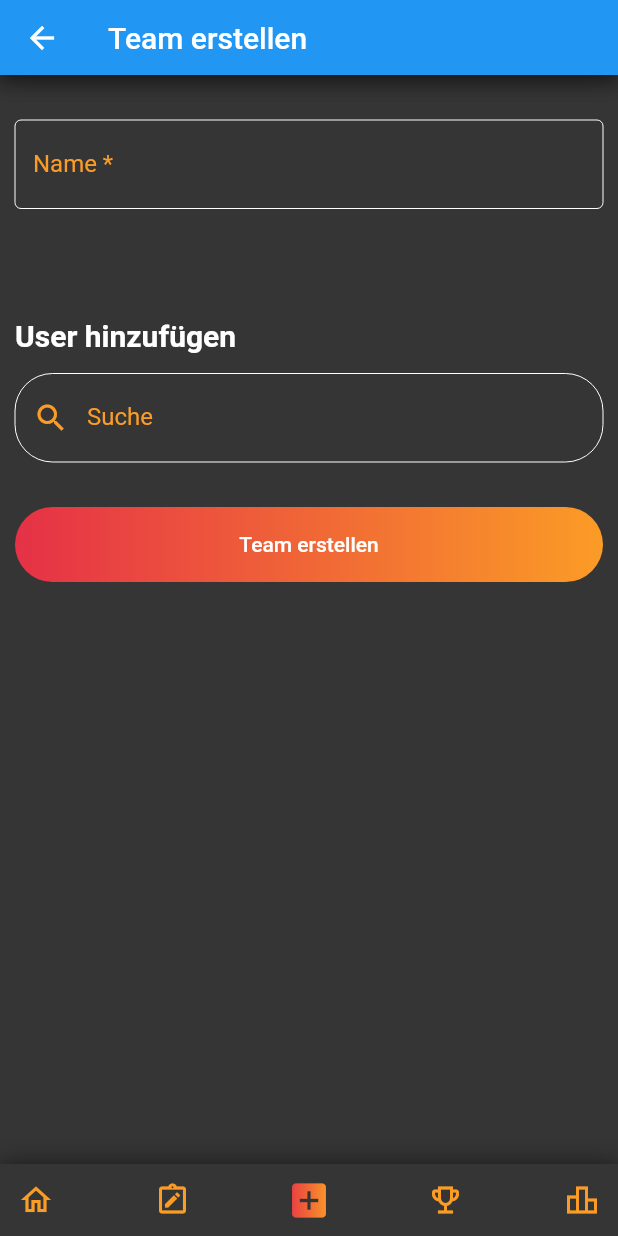
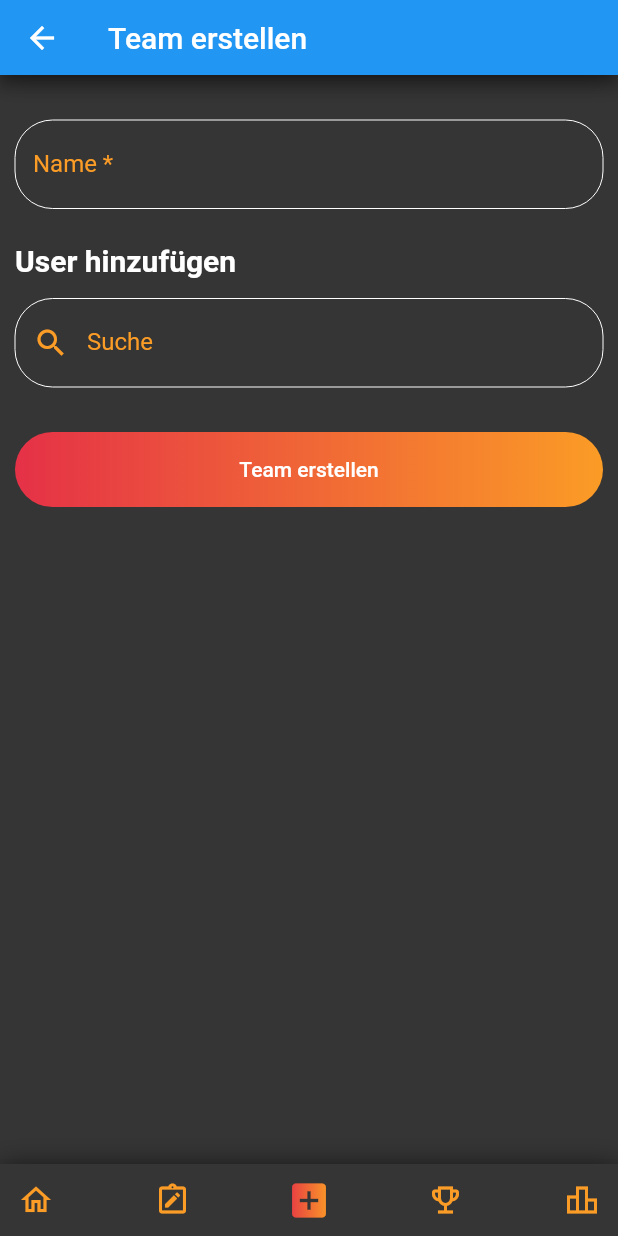
Before and after one commit to Enyaa/MasterProjekt, a Flutter app: the addTeam screen opened by its route, on a phone screen of 412 x 824 dp. Run offline on Flutter 3.47's test engine with Material 2 defaults, Android fonts, the phone set to English and light mode, and no system bars; our stand-ins replace cloud_firestore, firebase_auth, firebase_core, firebase_storage, gradient_widgets, image_picker; accounts and stored records are empty.

Commit message:
~ changed border radius and space in teams-add

```diff
--- a/lib/Screens/teams-add.dart
+++ b/lib/Screens/teams-add.dart
@@ -100,21 +100,21 @@ class _addTeamState extends State<addTeam> {
                 Padding(
                   padding: const EdgeInsets.only(bottom: 10.0),
                   child: TextFormField(
-                    decoration: const InputDecoration(
-                        enabledBorder: const OutlineInputBorder(
-                          borderSide:
-                              const BorderSide(color: Colors.white, width: 0.0),
+                    decoration: InputDecoration(
+                        enabledBorder: OutlineInputBorder(
+                          borderSide: BorderSide(color: Colors.white, width: 0.0),
+                          borderRadius: BorderRadius.circular(25.0),
                         ),
-                        focusedBorder: const OutlineInputBorder(
-                          borderSide:
-                              const BorderSide(color: Colors.white, width: 0.0),
+                        focusedBorder: OutlineInputBorder(
+                          borderSide: BorderSide(color: Colors.white, width: 0.0),
+                          borderRadius: BorderRadius.circular(25.0),
                         ),
                         labelStyle: TextStyle(color: Color(0xffFB9C26)),
                         labelText: 'Name *'),
                     controller: nameController,
                   ),
                 ),
-                SizedBox(
+                if(toAddList.isNotEmpty) SizedBox(
                   height: 50,
                   child: ListView.builder(
                     shrinkWrap: true,
@@ -133,7 +133,7 @@ class _addTeamState extends State<addTeam> {
                           decoration: BoxDecoration(
                               color: Colors.transparent,
                               borderRadius:
-                              BorderRadius.all(Radius.circular(5)),
+                              BorderRadius.all(Radius.circular(25)),
                               border:  Border.all(color: Colors.white, width: 0)),
                           child: Center(
                             child: Padding(
```
